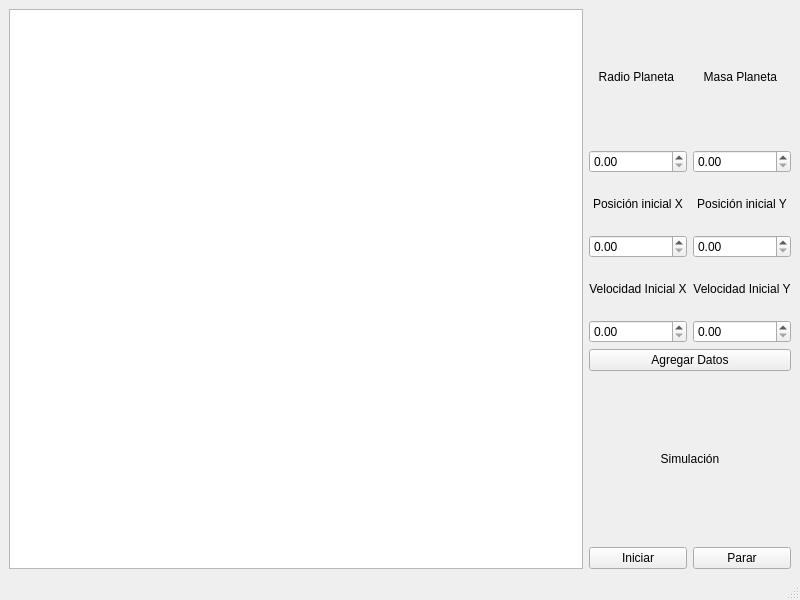
This is practica6/mainwindow.ui in FerneyMP/Lab6 as Qt 5 draws it before an edit. The edited form follows.
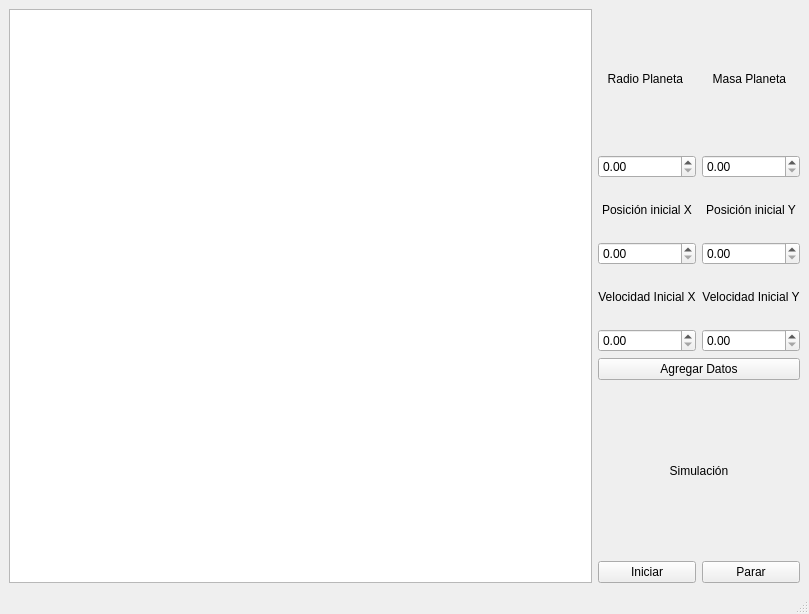
This is the edited form.

What changed in the file:
```diff
--- a/practica6/mainwindow.ui
+++ b/practica6/mainwindow.ui
@@ -6,8 +6,8 @@
    <rect>
     <x>0</x>
     <y>0</y>
-    <width>800</width>
-    <height>600</height>
+    <width>809</width>
+    <height>614</height>
    </rect>
   </property>
   <property name="windowTitle">
```
Left out of the diff: 94 changed lines with no effect on the pictures.
